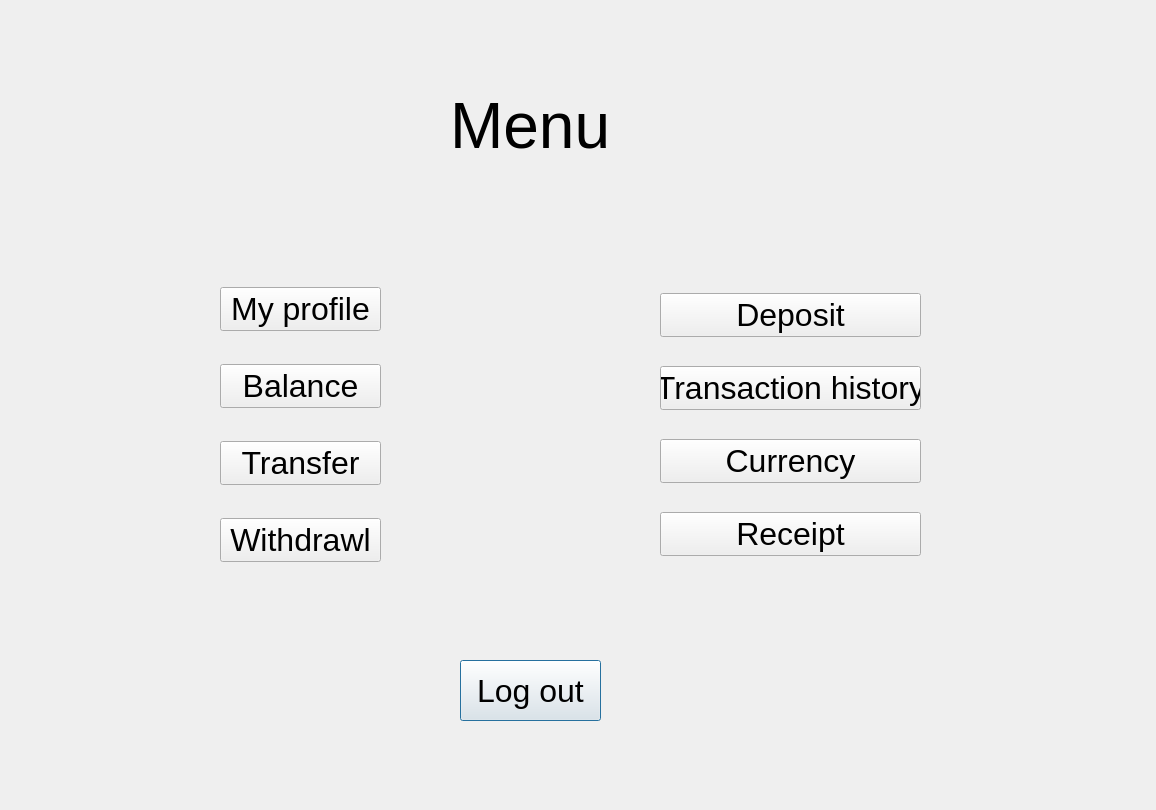
This is bank-automat/menu.ui in 25kmo-project/group_15 as Qt 5 draws it before an edit. The edited form follows.
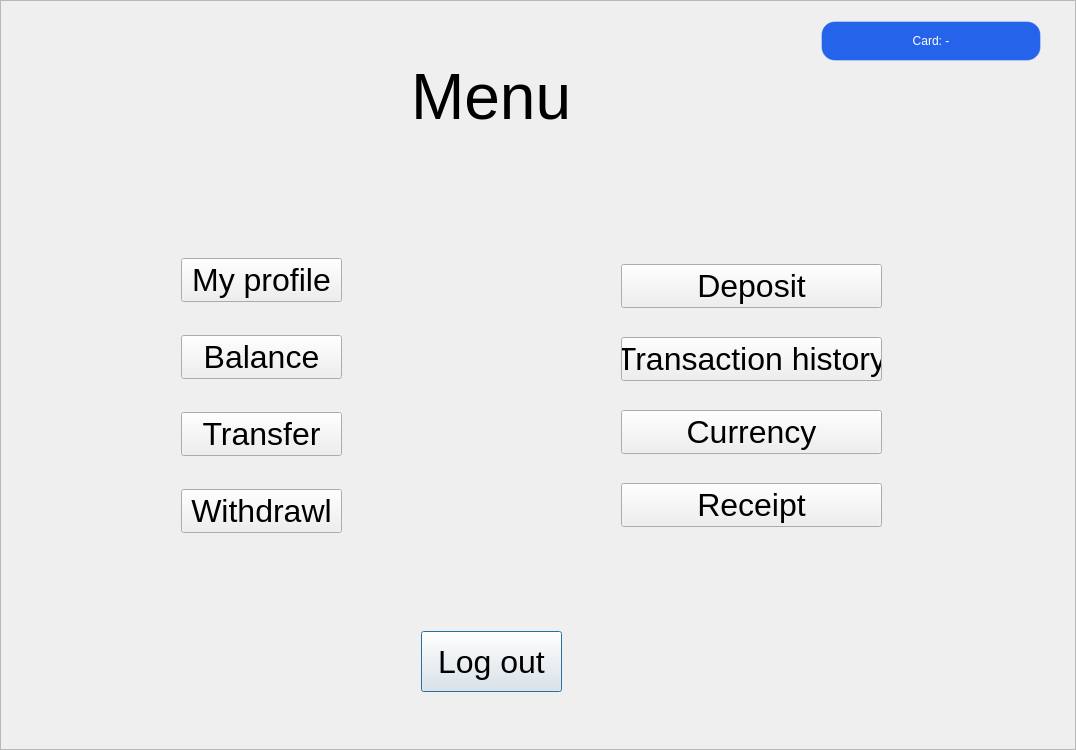
This is the edited form.

Commit message: Add card type button to menu (shows DEBIT/CREDIT)

```diff
--- a/bank-automat/menu.ui
+++ b/bank-automat/menu.ui
@@ -13,7 +13,103 @@
   <property name="windowTitle">
    <string>Dialog</string>
   </property>
-  <layout class="QVBoxLayout" name="verticalLayoutRoot"><property name="leftMargin"><number>40</number></property><property name="topMargin"><number>30</number></property><property name="rightMargin"><number>40</number></property><property name="bottomMargin"><number>30</number></property><item><spacer name="verticalSpacerTop"><property name="orientation"><enum>Qt::Vertical</enum></property><property name="sizeHint"><size><width>20</width><height>40</height></size></property></spacer></item><item><layout class="QHBoxLayout" name="horizontalLayoutCenter"><item><spacer name="horizontalSpacerLeft"><property name="orientation"><enum>Qt::Horizontal</enum></property><property name="sizeHint"><size><width>40</width><height>20</height></size></property></spacer></item><item><widget class="QFrame" name="loginCard"><property name="minimumSize"><size><width>1076</width><height>750</height></size></property><layout class="QVBoxLayout" name="cardLayout"><property name="spacing"><number>0</number></property><property name="leftMargin"><number>0</number></property><property name="topMargin"><number>0</number></property><property name="rightMargin"><number>0</number></property><property name="bottomMargin"><number>0</number></property><item><widget class="QWidget" name="contentWidget"><property name="minimumSize"><size><width>1076</width><height>750</height></size></property><property name="maximumSize"><size><width>1076</width><height>750</height></size></property><widget class="QPushButton" name="btnLogOut">
+  <layout class="QVBoxLayout" name="mainLayout">
+   <property name="leftMargin">
+    <number>0</number>
+   </property>
+   <property name="topMargin">
+    <number>0</number>
+   </property>
+   <property name="rightMargin">
+    <number>0</number>
+   </property>
+   <property name="bottomMargin">
+    <number>0</number>
+   </property>
+   <property name="spacing">
+    <number>0</number>
+   </property>
+   <item>
+    <layout class="QHBoxLayout" name="centerLayout">
+     <property name="spacing">
+      <number>0</number>
+     </property>
+     <property name="leftMargin">
+      <number>0</number>
+     </property>
+     <property name="topMargin">
+      <number>0</number>
+     </property>
+     <property name="rightMargin">
+      <number>0</number>
+     </property>
+     <property name="bottomMargin">
+      <number>0</number>
+     </property>
+     <item>
+      <spacer name="horizontalSpacerLeft">
+       <property name="orientation">
+        <enum>Qt::Horizontal</enum>
+       </property>
+       <property name="sizeHint" stdset="0">
+        <size>
+         <width>40</width>
+         <height>20</height>
+        </size>
+       </property>
+      </spacer>
+     </item>
+     <item>
+      <widget class="QFrame" name="loginCard">
+       <property name="minimumSize">
+        <size>
+         <width>1076</width>
+         <height>750</height>
+        </size>
+       </property>
+       <property name="maximumSize">
+        <size>
+         <width>1076</width>
+         <height>750</height>
+        </size>
+       </property>
+       <property name="frameShape">
+        <enum>QFrame::StyledPanel</enum>
+       </property>
+       <property name="frameShadow">
+        <enum>QFrame::Raised</enum>
+       </property>
+       <layout class="QVBoxLayout" name="loginCardLayout">
+        <property name="leftMargin">
+         <number>0</number>
+        </property>
+        <property name="topMargin">
+         <number>0</number>
+        </property>
+        <property name="rightMargin">
+         <number>0</number>
+        </property>
+        <property name="bottomMargin">
+         <number>0</number>
+        </property>
+        <property name="spacing">
+         <number>0</number>
+        </property>
+        <item>
+         <widget class="QWidget" name="contentWidget" native="true">
+          <property name="minimumSize">
+           <size>
+            <width>1076</width>
+            <height>750</height>
+           </size>
+          </property>
+          <property name="maximumSize">
+           <size>
+            <width>1076</width>
+            <height>750</height>
+           </size>
+          </property>
+          <widget class="QPushButton" name="btnLogOut">
    <property name="geometry">
     <rect>
      <x>420</x>
@@ -185,7 +281,61 @@
     </item>
    </layout>
   </widget>
- </widget></item></layout></widget></item><item><spacer name="horizontalSpacerRight"><property name="orientation"><enum>Qt::Horizontal</enum></property><property name="sizeHint"><size><width>40</width><height>20</height></size></property></spacer></item></layout></item><item><spacer name="verticalSpacerBottom"><property name="orientation"><enum>Qt::Vertical</enum></property><property name="sizeHint"><size><width>20</width><height>40</height></size></property></spacer></item></layout></widget>
+          <widget class="QPushButton" name="btnCardType">
+           <property name="geometry">
+            <rect>
+             <x>820</x>
+             <y>20</y>
+             <width>220</width>
+             <height>40</height>
+            </rect>
+           </property>
+           <property name="text">
+            <string>Card: -</string>
+           </property>
+           <property name="enabled">
+            <bool>false</bool>
+           </property>
+           <property name="focusPolicy">
+            <enum>Qt::NoFocus</enum>
+           </property>
+           <property name="styleSheet">
+            <string notr="true">QPushButton#btnCardType{
+  background-color: #2563EB;
+  color: white;
+  border-radius: 14px;
+  font: 700 18pt "Arial";
+}
+QPushButton#btnCardType:disabled{
+  background-color: #2563EB;
+  color: white;
+  border: 1px solid rgba(255,255,255,80);
+}</string>
+           </property>
+          </widget>
+         </widget>
+        </item>
+       </layout>
+      </widget>
+     </item>
+     <item>
+      <spacer name="horizontalSpacerRight">
+       <property name="orientation">
+        <enum>Qt::Horizontal</enum>
+       </property>
+       <property name="sizeHint" stdset="0">
+        <size>
+         <width>40</width>
+         <height>20</height>
+        </size>
+       </property>
+      </spacer>
+     </item>
+    </layout>
+   </item>
+  </layout>
+ </widget>
+ <class>Menu</class>
  <resources />
  <connections />
 </ui>
```
Left out of the diff: 1 changed line with no effect on the pictures. Lines whose indentation alone changed are shown as unchanged. The commit also changes 5 other files.
